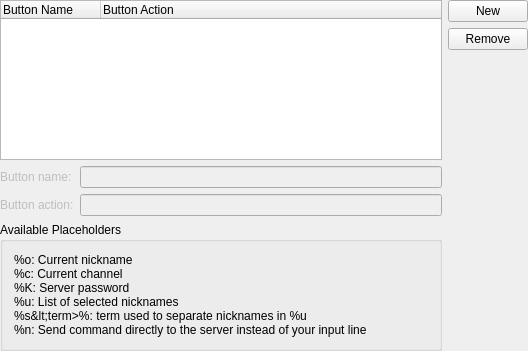
First picture: the form in src/config/quickbuttons_configui.ui, repository netrunner-debian-kde-extras/konversation, before the edit.
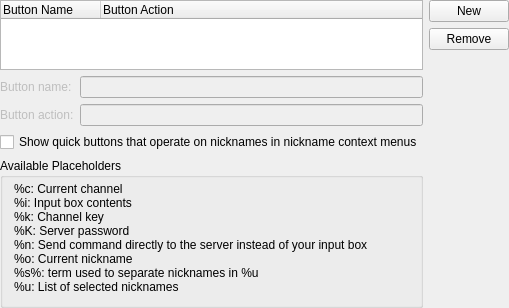
Second picture: the form after the edit. Custom widgets are drawn as their Qt base class.

Diff of the .ui file:
```diff
--- a/src/config/quickbuttons_configui.ui
+++ b/src/config/quickbuttons_configui.ui
@@ -6,14 +6,55 @@
    <rect>
     <x>0</x>
     <y>0</y>
-    <width>528</width>
-    <height>351</height>
+    <width>485</width>
+    <height>302</height>
    </rect>
   </property>
   <layout class="QGridLayout" name="gridLayout">
    <property name="margin">
     <number>0</number>
    </property>
+   <item row="3" column="0">
+    <widget class="QGroupBox" name="groupBox3">
+     <property name="title">
+      <string>Available Placeholders</string>
+     </property>
+     <property name="flat">
+      <bool>false</bool>
+     </property>
+     <layout class="QHBoxLayout">
+      <property name="topMargin">
+       <number>4</number>
+      </property>
+      <item>
+       <widget class="QLabel" name="placeholderHelpLabel">
+        <property name="sizePolicy">
+         <sizepolicy hsizetype="Expanding" vsizetype="Preferred">
+          <horstretch>0</horstretch>
+          <verstretch>0</verstretch>
+         </sizepolicy>
+        </property>
+        <property name="text">
+         <string>%c: Current channel
+%i: Input box contents
+%k: Channel key
+%K: Server password
+%n: Send command directly to the server instead of your input box
+%o: Current nickname
+%s&lt;term&gt;%: term used to separate nicknames in %u
+%u: List of selected nicknames</string>
+        </property>
+        <property name="textFormat">
+         <enum>Qt::PlainText</enum>
+        </property>
+        <property name="wordWrap">
+         <bool>false</bool>
+        </property>
+       </widget>
+      </item>
+     </layout>
+    </widget>
+   </item>
    <item row="0" column="0">
     <widget class="QTreeWidget" name="buttonListView">
      <property name="dragEnabled">
@@ -40,7 +81,7 @@
      </column>
     </widget>
    </item>
-   <item row="0" column="1" rowspan="3">
+   <item row="0" column="1" rowspan="4">
     <layout class="QVBoxLayout">
      <item>
       <widget class="QPushButton" name="newButton">
@@ -131,36 +172,10 @@
     </layout>
    </item>
    <item row="2" column="0">
-    <widget class="QGroupBox" name="groupBox3">
-     <property name="title">
-      <string>Available Placeholders</string>
+    <widget class="QCheckBox" name="kcfg_ShowQuickButtonsInContextMenu">
+     <property name="text">
+      <string>Show quick buttons that operate on nicknames in nickname context menus</string>
      </property>
-     <layout class="QHBoxLayout">
-      <item>
-       <widget class="QLabel" name="placeholderHelpLabel">
-        <property name="sizePolicy">
-         <sizepolicy hsizetype="Expanding" vsizetype="Preferred">
-          <horstretch>0</horstretch>
-          <verstretch>0</verstretch>
-         </sizepolicy>
-        </property>
-        <property name="text">
-         <string>%o: Current nickname
-%c: Current channel
-%K: Server password
-%u: List of selected nicknames
-%s&amp;lt;term&gt;%: term used to separate nicknames in %u
-%n: Send command directly to the server instead of your input line</string>
-        </property>
-        <property name="textFormat">
-         <enum>Qt::PlainText</enum>
-        </property>
-        <property name="wordWrap">
-         <bool>false</bool>
-        </property>
-       </widget>
-      </item>
-     </layout>
     </widget>
    </item>
   </layout>
```
Left out of the diff: 5 changed lines with no effect on the pictures.
